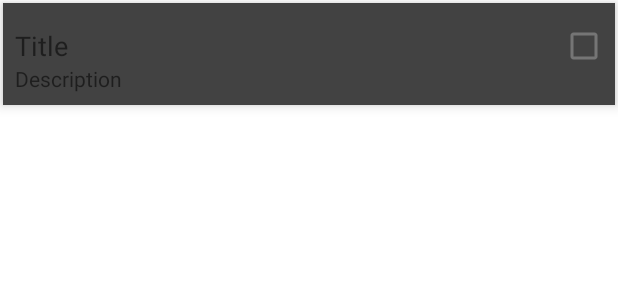
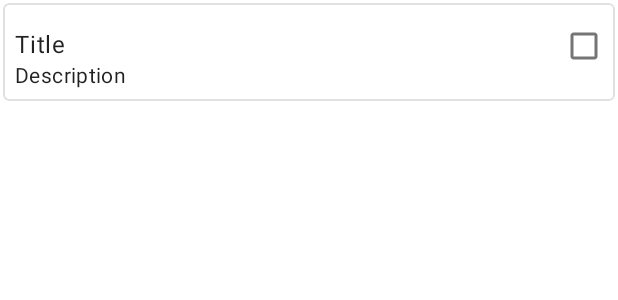
Before and after one commit to Damir9715/toDoList, an Android app: the layout grid_item.xml on its own in the app's theme, with its tools: preview values and no code run, on a phone screen of 412 x 824 dp. Shown: the top 300 px of the screen. Run offline under Robolectric (Android 15) with nearby library versions, the phone set to English and light mode, and no system bars.

Commit message:
fix dark theme

```diff
--- a/app/src/main/res/layout/activity_main.xml
+++ b/app/src/main/res/layout/activity_main.xml
@@ -17,6 +17,7 @@
             <androidx.appcompat.widget.Toolbar
                 android:id="@+id/toolbar"
                 android:layout_width="match_parent"
+                style="@style/MyActionBar"
                 android:layout_height="?attr/actionBarSize" />
 
             <androidx.fragment.app.FragmentContainerView
--- a/app/src/main/res/layout/grid_item.xml
+++ b/app/src/main/res/layout/grid_item.xml
@@ -11,12 +11,10 @@
     </data>
 
     <com.google.android.material.card.MaterialCardView
+        style="@style/MyCardStyle"
         android:layout_width="match_parent"
         android:layout_height="wrap_content"
-        android:layout_margin="2dp"
-        app:cardBackgroundColor="@color/cardview_dark_background"
-        app:cardCornerRadius="0dp"
-        app:cardElevation="5dp">
+        android:layout_margin="2dp">
 
         <androidx.constraintlayout.widget.ConstraintLayout
             android:layout_width="match_parent"
@@ -29,9 +27,9 @@
                 android:layout_height="wrap_content"
                 android:layout_marginStart="8dp"
                 android:layout_marginTop="16dp"
+                android:layout_marginEnd="34dp"
                 android:maxLines="1"
-                android:layout_marginEnd="34dp"
-                android:textSize="18sp"
+                android:textAppearance="?attr/textAppearanceBody1"
                 app:layout_constraintEnd_toEndOf="parent"
                 app:layout_constraintStart_toStartOf="parent"
                 app:layout_constraintTop_toTopOf="parent"
@@ -45,7 +43,7 @@
                 android:layout_marginEnd="8dp"
                 android:layout_marginBottom="8dp"
                 android:maxLines="3"
-                android:textSize="14sp"
+                android:textAppearance="?attr/textAppearanceBody2"
                 app:layout_constraintBottom_toBottomOf="parent"
                 app:layout_constraintEnd_toEndOf="parent"
                 app:layout_constraintStart_toStartOf="@+id/task_title"
--- a/app/src/main/res/values-night/themes.xml
+++ b/app/src/main/res/values-night/themes.xml
@@ -13,9 +13,24 @@
         <!-- Status bar color. -->
         <item name="android:statusBarColor" tools:targetApi="l">?attr/colorPrimaryVariant</item>
         <!-- Customize your theme here. -->
+        <item name="android:colorBackground">@color/gblack</item>
+        <item name="android:actionBarStyle">@style/MyActionBar</item>
 
 
         <item name="windowActionModeOverlay">true</item>
     </style>
 
+    <style name="MyCardStyle">
+        <item name="cardBackgroundColor">@color/gblack</item>
+        <item name="cardCornerRadius">6dp</item>
+        <item name="strokeColor">@color/dark_grey</item>
+        <item name="rippleColor">@color/grey</item>
+        <item name="strokeWidth">1dp</item>
+        <item name="cardElevation">0dp</item>
+    </style>
+
+    <style name="MyActionBar">
+        <item name="android:background">@color/black</item>
+    </style>
+
 </resources>
--- a/app/src/main/res/values/colors.xml
+++ b/app/src/main/res/values/colors.xml
@@ -3,6 +3,10 @@
 
     <color name="black">#FF000000</color>
     <color name="white">#FFFFFFFF</color>
+    <color name="grey">#E0E0E0</color>
+    <color name="light_grey">#F5F5F5</color>
+    <color name="dark_grey">#757575</color>
+    <color name="gblack">#212121</color>
 
     <color name="primaryColor">#8bc34a</color>
     <color name="primaryLightColor">#bef67a</color>
--- a/app/src/main/res/values/themes.xml
+++ b/app/src/main/res/values/themes.xml
@@ -13,9 +13,23 @@
         <!-- Status bar color. -->
         <item name="android:statusBarColor" tools:targetApi="l">?attr/colorPrimaryVariant</item>
         <!-- Customize your theme here. -->
+        <item name="android:colorBackground">@color/white</item>
+        <item name="android:actionBarStyle">@style/MyActionBar</item>
 
 
         <item name="windowActionModeOverlay">true</item>
     </style>
 
+    <style name="MyCardStyle">
+        <item name="cardBackgroundColor">@color/white</item>
+        <item name="strokeColor">@color/grey</item>
+        <item name="rippleColor">@color/dark_grey</item>
+        <item name="strokeWidth">1dp</item>
+        <item name="cardElevation">0dp</item>
+    </style>
+
+    <style name="MyActionBar">
+        <item name="android:background">@color/white</item>
+    </style>
+
 </resources>
```
